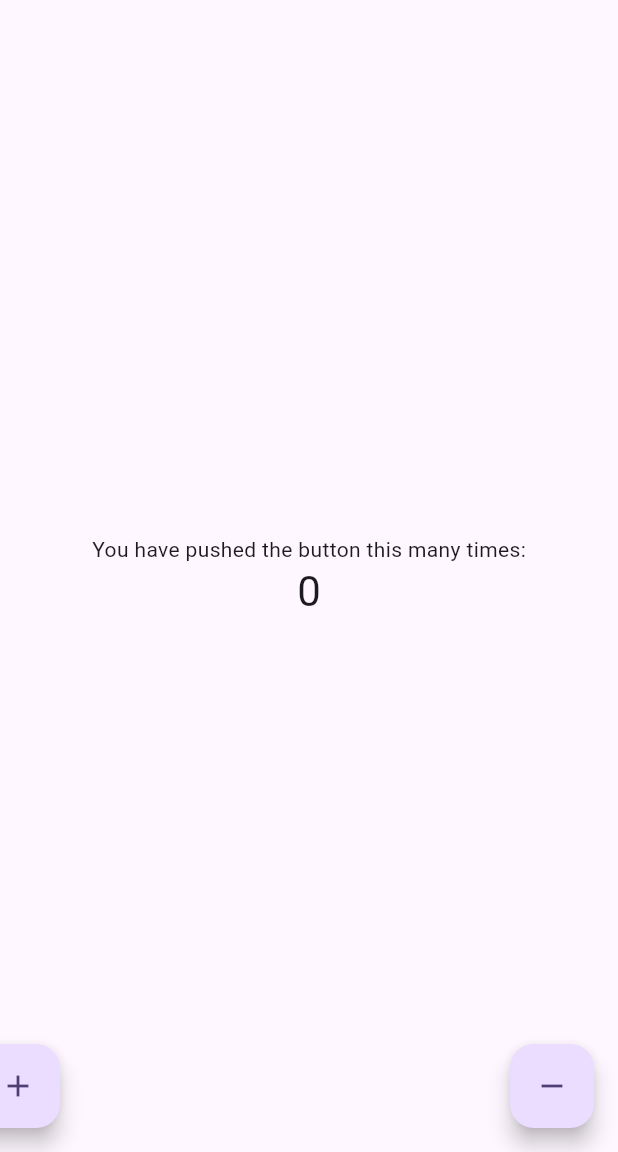
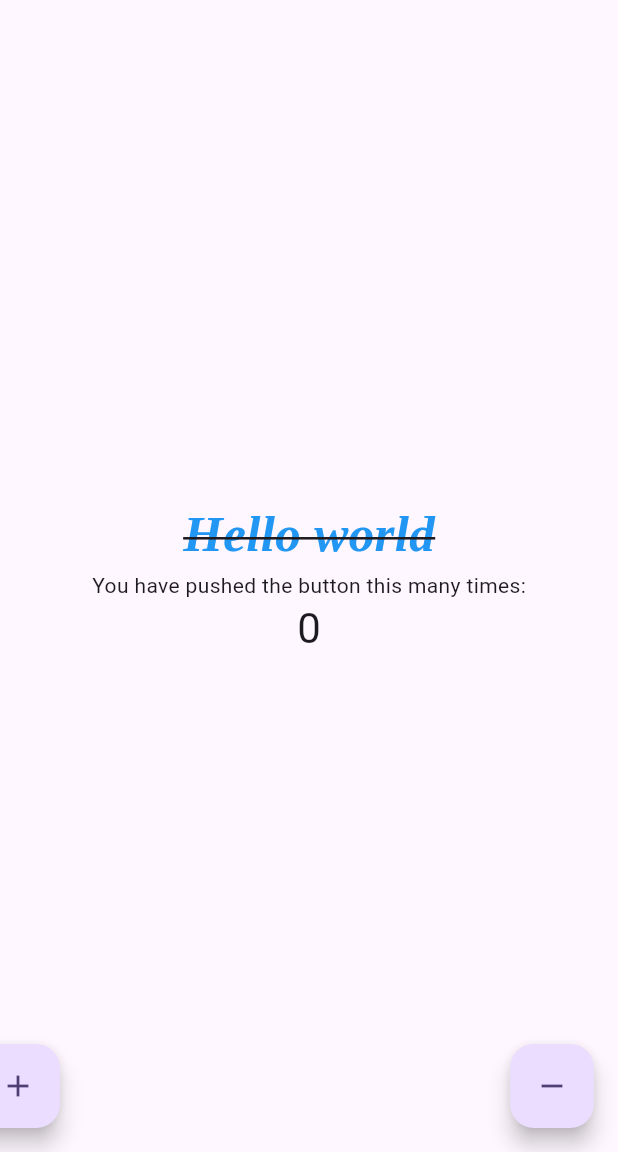
Before and after one commit to emmyliano/code_from_flutter_textbook, a Flutter app: the screen it shows after launch, on a phone screen of 412 x 824 dp, the part 84-1236 px from its top. Run offline on Flutter 3.47's test engine with Material 3 defaults, Android fonts, the phone set to English and light mode, and no system bars.

Commit message:
added Tinos font

```diff
--- a/lib/main.dart
+++ b/lib/main.dart
@@ -65,6 +65,18 @@ class _MyHomePageState extends State<MyHomePage> {
           mainAxisAlignment: MainAxisAlignment.center,
           children: <Widget>[
             const Text(
+              "Hello world",
+              style: TextStyle(
+              color: Colors.blue,
+              decoration:
+              TextDecoration.lineThrough,
+              fontFamily: 'Tinos',
+              fontSize: 34.0,
+              fontStyle: FontStyle.italic,
+              fontWeight: FontWeight.bold,
+              ),
+            ),
+            const Text(
               'You have pushed the button this many times:',
             ),
             Text(
```
Also changed, not shown: pubspec.yaml (+8 -6 lines), assets/fonts/Tinos/LICENSE.txt (added), assets/fonts/Tinos/Tinos-Bold.ttf (added), assets/fonts/Tinos/Tinos-BoldItalic.ttf (added), assets/fonts/Tinos/Tinos-Italic.ttf (added), assets/fonts/Tinos/Tinos-Regular.ttf (added).
